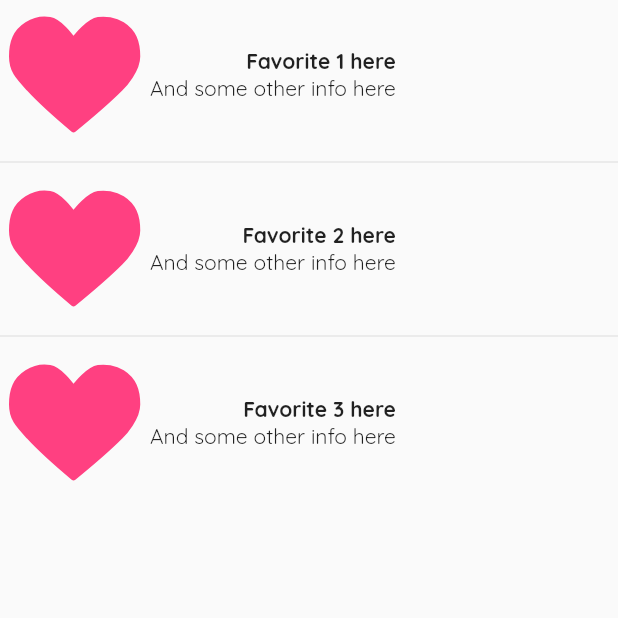
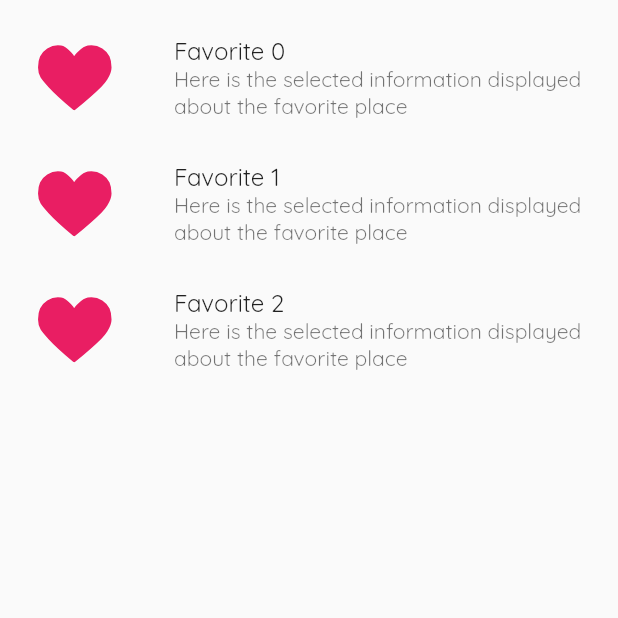
Before and after one commit to emmatuovinen/weatherApp, a Flutter app: the Favorite screen opened directly, on a phone screen of 412 x 824 dp, the top half of it. Run offline on Flutter 3.47's test engine with Material 2 defaults, Android fonts, the phone set to English and light mode, and no system bars; our stand-ins replace flutter_svg, google_fonts; missing offline and left inert: time_machine.

Commit message:
Added imageStack screen for handlong stack image. Added logic to handle different weather conditions in image. Modified favorite screen structure

```diff
--- a/lib/models/stats.dart
+++ b/lib/models/stats.dart
@@ -2,6 +2,7 @@ class Stats {
   final int id;
   final String city;
   final String currentTemperature;
+  final int currentTemperatureInt;
   final String feelsLikeTemperature;
   final int timezone;
   final String currentWeatherCondition;
@@ -11,6 +12,7 @@ class Stats {
       {this.id,
       this.city,
       this.currentTemperature,
+      this.currentTemperatureInt,
       this.feelsLikeTemperature,
       this.timezone,
       this.currentWeatherCondition,
@@ -21,6 +23,7 @@ class Stats {
       id: json['id'],
       city: json['name'],
       currentTemperature: json['main']['temp'].round().toString(),
+      currentTemperatureInt: json['main']['temp'].round(),
       feelsLikeTemperature: json['main']['feels_like'].round().toString(),
       timezone: json['timezone'],
       currentWeatherCondition: json['weather'][0]['main'],
--- a/lib/screens/favorite.dart
+++ b/lib/screens/favorite.dart
@@ -1,3 +1,5 @@
+// import 'dart:js';
+
 import 'package:flutter/material.dart';
 import 'package:flutter_svg/flutter_svg.dart';
 
@@ -16,35 +18,31 @@ class _FavoriteState extends State<Favorite> {
 
   @override
   Widget build(BuildContext context) => Scaffold(
-          body: ListView(children: [
-        Row(children: [
-          SvgPicture.asset('images/heart.svg',
-              height: 100, color: Colors.pinkAccent),
-          Column(crossAxisAlignment: CrossAxisAlignment.end, children: [
-            Text('Favorite 1 here',
-                style: TextStyle(fontWeight: FontWeight.bold)),
-            Text('And some other info here'),
-          ])
-        ]),
-        Divider(),
-        Row(children: [
-          SvgPicture.asset('images/heart.svg',
-              height: 100, color: Colors.pinkAccent),
-          Column(crossAxisAlignment: CrossAxisAlignment.end, children: [
-            Text('Favorite 2 here',
-                style: TextStyle(fontWeight: FontWeight.bold)),
-            Text('And some other info here'),
-          ])
-        ]),
-        Divider(),
-        Row(children: [
-          SvgPicture.asset('images/heart.svg',
-              height: 100, color: Colors.pinkAccent),
-          Column(crossAxisAlignment: CrossAxisAlignment.end, children: [
-            Text('Favorite 3 here',
-                style: TextStyle(fontWeight: FontWeight.bold)),
-            Text('And some other info here'),
-          ])
-        ]),
-      ]));
+        body: getListView(),
+      );
 }
+
+List<String> getListElements() {
+  var items = List<String>.generate(3, (number) => "Favorite $number");
+  return items;
+}
+
+Widget getListView() {
+  var listItems = getListElements();
+  var listView = ListView.builder(
+      padding: EdgeInsets.symmetric(vertical: 20.0),
+      itemCount: getListElements().length,
+      itemBuilder: (context, index) {
+        return ListTile(
+          contentPadding: EdgeInsetsDirectional.only(bottom: 20.0),
+          leading: SvgPicture.asset(
+            'images/heart.svg',
+            color: Colors.pink,
+          ),
+          title: Text(listItems[index]),
+          subtitle: Text(
+              'Here is the selected information displayed about the favorite place'),
+        );
+      });
+  return listView;
+}
--- a/lib/screens/home.dart
+++ b/lib/screens/home.dart
@@ -2,6 +2,7 @@ import 'package:flutter/material.dart';
 import 'currentLocation.dart';
 import 'favorite.dart';
 import 'search.dart';
+// import 'imageStack.dart';
 
 class Home extends StatefulWidget {
   Home({Key key}) : super(key: key);
@@ -12,6 +13,7 @@ class Home extends StatefulWidget {
 class _HomeState extends State<Home> {
   int currentTab = 0;
   CurrentLocation currentLocation;
+  // ImageStack imageStack;
   Search search;
   Favorite favorite;
   List<Widget> pages;
@@ -22,6 +24,7 @@ class _HomeState extends State<Home> {
     currentLocation = CurrentLocation();
     search = Search();
     favorite = Favorite();
+    // imageStack = ImageStack();
     pages = [currentLocation, search, favorite];
     currentPage = currentLocation;
     super.initState();
--- a/pubspec.yaml
+++ b/pubspec.yaml
@@ -49,6 +49,8 @@ flutter:
     - packages/time_machine/data/tzdb/tzdb.bin
     - assets/apiData.json
     - images/heart.svg
+    - images/cloud.svg
+    - images/sun.svg
   #  - images/a_dot_burr.jpeg
   #  - images/a_dot_ham.jpeg
   # An image asset can refer to one or more resolution-specific "variants", see
```
Also changed, not shown: lib/screens/currentLocation.dart (+53 -34 lines), lib/screens/imageStack.dart (added, +83 -0 lines), images/cloud.svg (added), images/sun.svg (added).
